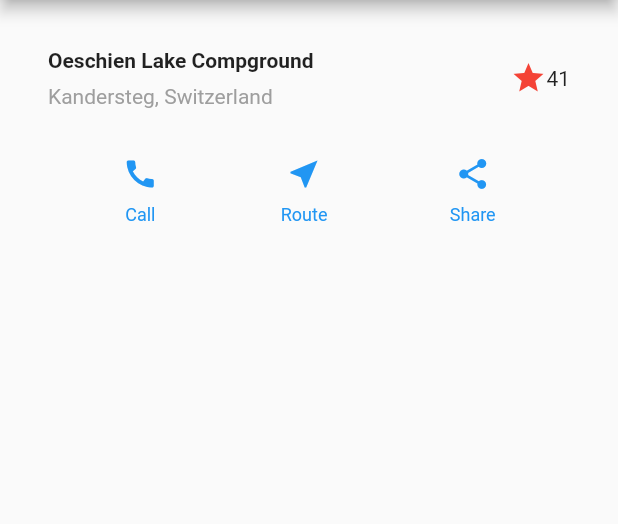
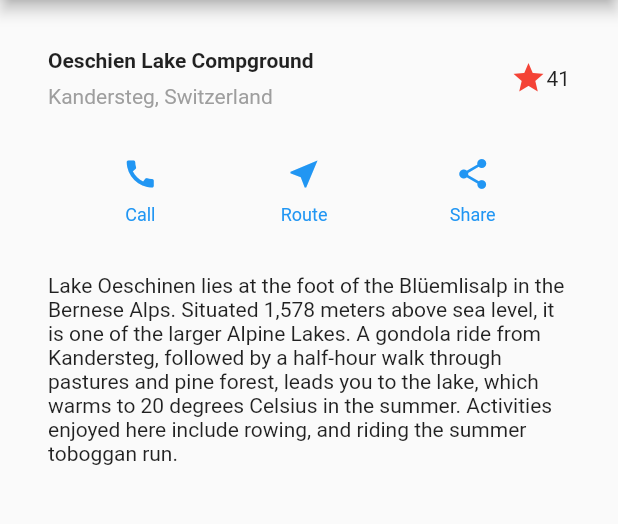
Before and after one commit to kou-ukai/building-layouts, a Flutter app: the screen it shows after launch, on a phone screen of 412 x 824 dp, the part 84-608 px from its top. Run offline on Flutter 3.47's test engine with Material 2 defaults, Android fonts, the phone set to English and light mode, and no system bars.

Commit message:
説明文領域追加

```diff
--- a/lib/main.dart
+++ b/lib/main.dart
@@ -15,6 +15,18 @@
         _buildButtonColumn(color, Icons.near_me, 'Route'),
         _buildButtonColumn(color, Icons.share, 'Share')
       ],
+    );
+    Widget textSection = const Padding(
+      padding: EdgeInsets.all(32),
+      child: Text(
+        'Lake Oeschinen lies at the foot of the Blüemlisalp in the Bernese '
+        'Alps. Situated 1,578 meters above sea level, it is one of the '
+        'larger Alpine Lakes. A gondola ride from Kandersteg, followed by a '
+        'half-hour walk through pastures and pine forest, leads you to the '
+        'lake, which warms to 20 degrees Celsius in the summer. Activities '
+        'enjoyed here include rowing, and riding the summer toboggan run.',
+        softWrap: true,
+      ),
     );
     Widget titleSection = Container(
       padding: const EdgeInsets.all(32),
@@ -48,7 +60,7 @@
       title: 'Flutter layout demo',
       home: Scaffold(
         appBar: AppBar(title: const Text('Flutter layout demo')),
-        body: Column(children: [titleSection, buttonSection]),
+        body: Column(children: [titleSection, buttonSection, textSection]),
       ),
     );
   }
```
